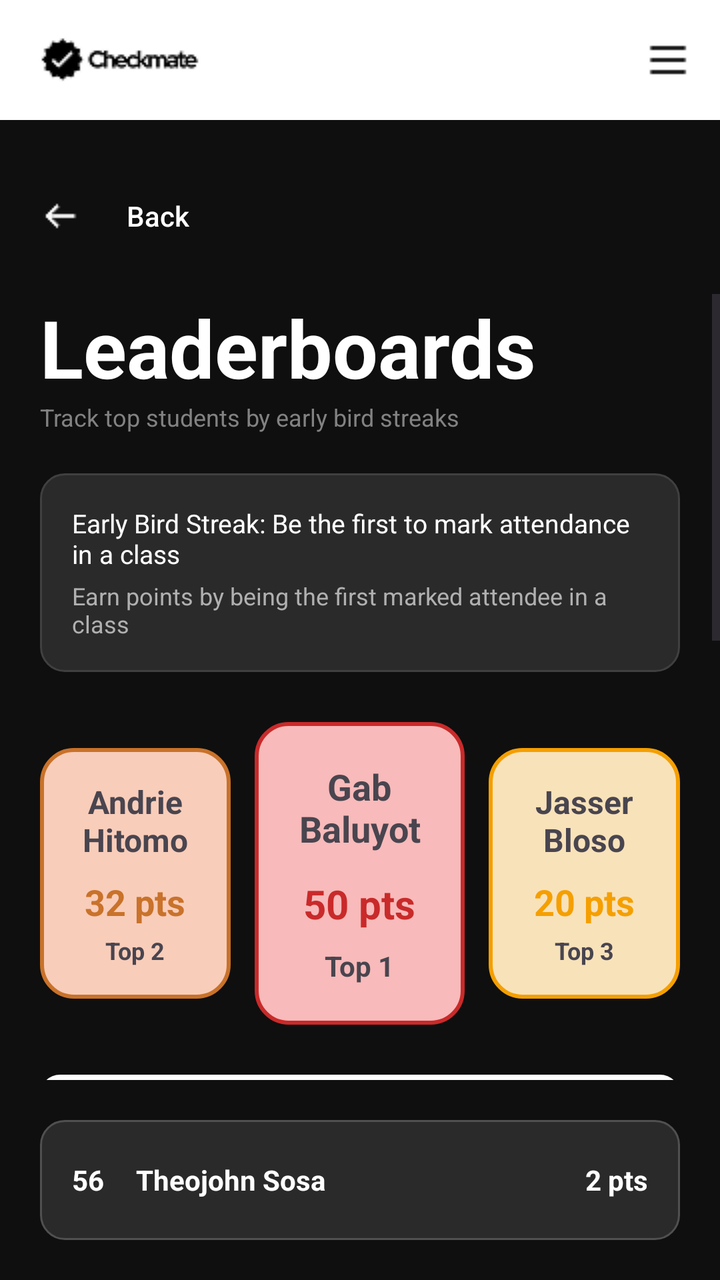
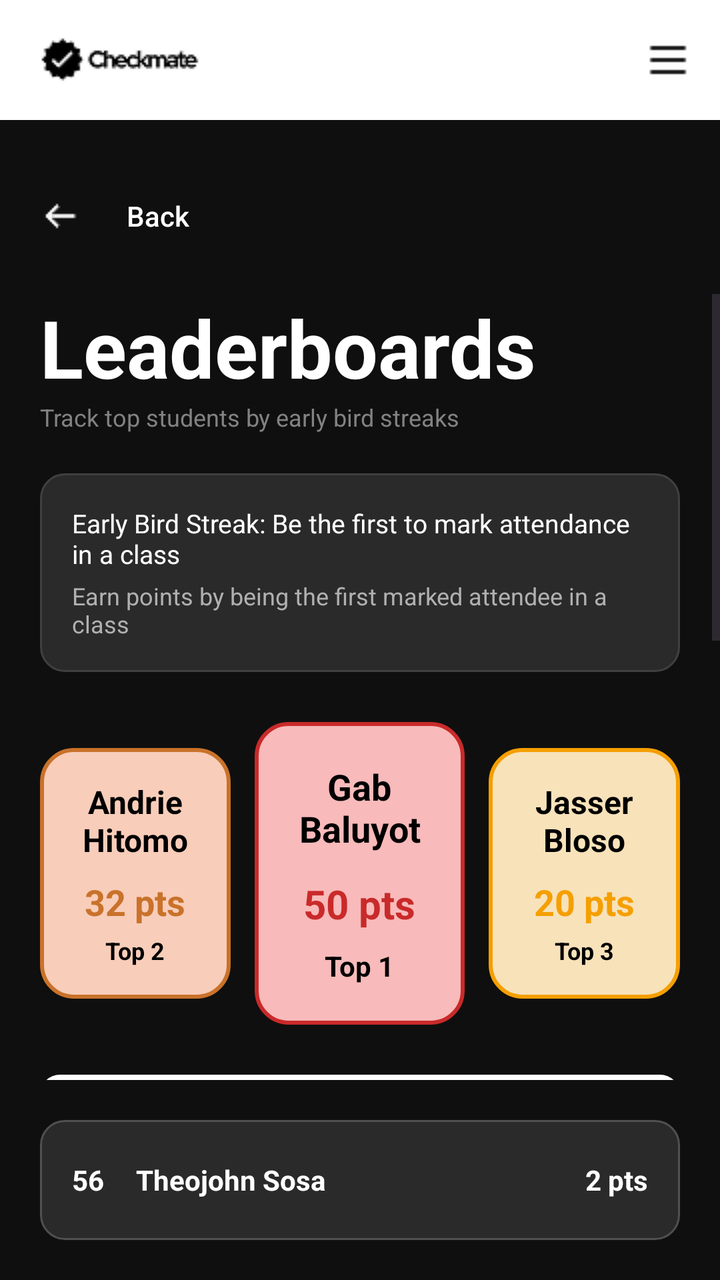

An Android layout rendered at two revisions. The XML below is the earlier revision; the diff shows what the commit changed to produce the second picture.
<!-- AndroidManifest.xml: application theme Theme.AuthTest -->
<!-- res/layout/activity_leaderboards.xml -->
<?xml version="1.0" encoding="utf-8"?>
<androidx.drawerlayout.widget.DrawerLayout xmlns:android="http://schemas.android.com/apk/res/android"
    xmlns:app="http://schemas.android.com/apk/res-auto"
    xmlns:tools="http://schemas.android.com/tools"
    android:id="@+id/main"
    android:layout_width="match_parent"
    android:layout_height="match_parent"
    android:background="#0F0F0F"
    android:fitsSystemWindows="true"
    tools:context=".Leaderboards">

    <LinearLayout
        android:layout_width="match_parent"
        android:layout_height="match_parent"
        android:orientation="vertical">

        <RelativeLayout
            android:layout_width="match_parent"
            android:layout_height="60dp"
            android:background="#FFFFFF">

            <ImageView
                android:id="@+id/header_logo"
                android:layout_width="wrap_content"
                android:layout_height="wrap_content"
                android:layout_alignParentStart="true"
                android:layout_centerVertical="true"
                android:layout_marginStart="16dp"
                android:src="@drawable/header_logo"
                android:contentDescription="header_logo" />

            <ImageView
                android:id="@+id/hamburger_icon"
                android:layout_width="wrap_content"
                android:layout_height="wrap_content"
                android:layout_alignParentEnd="true"
                android:layout_centerVertical="true"
                android:layout_marginEnd="16dp"
                android:src="@drawable/hamburger_icon"
                android:contentDescription="hamburger_icon" />

        </RelativeLayout>

        <LinearLayout
            android:layout_width="match_parent"
            android:layout_height="wrap_content"
            android:paddingHorizontal="20dp"
            android:paddingTop="24dp"
            android:paddingBottom="15dp">

            <androidx.appcompat.widget.AppCompatButton
                android:id="@+id/backButton"
                android:layout_width="wrap_content"
                android:layout_height="wrap_content"
                android:background="@android:color/transparent"
                android:drawableStart="@drawable/left_arrow"
                android:drawablePadding="10dp"
                android:text="Back"
                android:textAllCaps="false"
                android:textColor="#FFFFFF" />

        </LinearLayout>

        <ScrollView
            android:layout_width="match_parent"
            android:layout_height="0dp"
            android:layout_weight="1"
            android:scrollbars="vertical">

            <LinearLayout
                android:layout_width="match_parent"
                android:layout_height="wrap_content"
                android:orientation="vertical"
                android:paddingStart="20dp"
                android:paddingEnd="20dp"
                android:paddingBottom="20dp">

                <LinearLayout
                    android:layout_width="match_parent"
                    android:layout_height="wrap_content"
                    android:orientation="vertical"
                    android:layout_marginBottom="20dp">

                    <TextView
                        android:layout_width="wrap_content"
                        android:layout_height="wrap_content"
                        android:text="Leaderboards"
                        android:textColor="#FFFFFF"
                        android:textStyle="bold"
                        android:textSize="40sp" />

                    <TextView
                        android:layout_width="wrap_content"
                        android:layout_height="wrap_content"
                        android:text="Track top students by early bird streaks"
                        android:textColor="#828282"
                        android:textSize="12sp" />

                </LinearLayout>

                <LinearLayout
                    android:layout_width="match_parent"
                    android:layout_height="wrap_content"
                    android:orientation="vertical"
                    android:gravity="center_horizontal"
                    android:background="@drawable/leaderboard_info_bg"
                    android:padding="16dp"
                    android:layout_marginBottom="25dp">

                    <TextView
                        android:layout_width="wrap_content"
                        android:layout_height="wrap_content"
                        android:text="Early Bird Streak: Be the first to mark attendance in a class"
                        android:textColor="#FFFFFF"
                        android:textSize="13sp"
                        android:layout_marginBottom="4dp" />

                    <TextView
                        android:layout_width="wrap_content"
                        android:layout_height="wrap_content"
                        android:text="Earn points by being the first marked attendee in a class"
                        android:textColor="#B0B0B0"
                        android:textSize="12sp" />

                </LinearLayout>

                <LinearLayout
                    android:layout_width="match_parent"
                    android:layout_height="wrap_content"
                    android:orientation="horizontal"
                    android:layout_marginBottom="25dp"
                    android:gravity="center">

                    <LinearLayout
                        android:layout_width="0dp"
                        android:layout_height="wrap_content"
                        android:layout_weight="1"
                        android:orientation="vertical"
                        android:background="@drawable/top_2_card"
                        android:padding="16dp"
                        android:gravity="center"
                        android:layout_marginEnd="8dp">

                        <TextView
                            android:text="Andrie Hitomo"
                            android:textStyle="bold"
                            android:textSize="16sp"
                            android:layout_width="wrap_content"
                            android:layout_height="wrap_content"
                            android:layout_marginBottom="8dp"
                            android:gravity="center" />

                        <TextView
                            android:text="32 pts"
                            android:textColor="#C9722A"
                            android:textStyle="bold"
                            android:textSize="18sp"
                            android:layout_width="wrap_content"
                            android:layout_height="wrap_content"
                            android:layout_marginBottom="4dp" />

                        <TextView
                            android:text="Top 2"
                            android:textSize="12sp"
                            android:textStyle="bold"
                            android:layout_width="wrap_content"
                            android:layout_height="wrap_content" />

                    </LinearLayout>

                    <LinearLayout
                        android:layout_width="0dp"
                        android:layout_height="wrap_content"
                        android:layout_weight="1.1"
                        android:orientation="vertical"
                        android:background="@drawable/top_1_card"
                        android:padding="20dp"
                        android:gravity="center"
                        android:layout_marginHorizontal="4dp">

                        <TextView
                            android:text="Gab Baluyot"
                            android:textStyle="bold"
                            android:textSize="18sp"
                            android:layout_width="wrap_content"
                            android:layout_height="wrap_content"
                            android:layout_marginBottom="12dp"
                            android:gravity="center" />

                        <TextView
                            android:text="50 pts"
                            android:textColor="#C92A2A"
                            android:textStyle="bold"
                            android:textSize="20sp"
                            android:layout_width="wrap_content"
                            android:layout_height="wrap_content"
                            android:layout_marginBottom="8dp" />

                        <TextView
                            android:text="Top 1"
                            android:textSize="14sp"
                            android:textStyle="bold"
                            android:layout_width="wrap_content"
                            android:layout_height="wrap_content" />

                    </LinearLayout>

                    <LinearLayout
                        android:layout_width="0dp"
                        android:layout_height="wrap_content"
                        android:layout_weight="1"
                        android:orientation="vertical"
                        android:background="@drawable/top_3_card"
                        android:padding="16dp"
                        android:gravity="center"
                        android:layout_marginStart="8dp">

                        <TextView
                            android:text="Jasser Bloso"
                            android:textStyle="bold"
                            android:textSize="16sp"
                            android:layout_width="wrap_content"
                            android:layout_height="wrap_content"
                            android:layout_marginBottom="8dp"
                            android:gravity="center" />

                        <TextView
                            android:text="20 pts"
                            android:textColor="#F59F00"
                            android:textStyle="bold"
                            android:textSize="18sp"
                            android:layout_width="wrap_content"
                            android:layout_height="wrap_content"
                            android:layout_marginBottom="4dp" />

                        <TextView
                            android:text="Top 3"
                            android:textSize="12sp"
                            android:textStyle="bold"
                            android:layout_width="wrap_content"
                            android:layout_height="wrap_content" />

                    </LinearLayout>

                </LinearLayout>

                <LinearLayout
                    android:id="@+id/rankingListContainer"
                    android:layout_width="match_parent"
                    android:layout_height="wrap_content"
                    android:orientation="vertical">

                    <LinearLayout
                        android:layout_width="match_parent"
                        android:layout_height="60dp"
                        android:orientation="horizontal"
                        android:gravity="center_vertical"
                        android:background="@drawable/leaderboard_item_bg"
                        android:paddingStart="16dp"
                        android:paddingEnd="16dp"
                        android:layout_marginBottom="10dp">

                        <TextView
                            android:text="4"
                            android:textColor="#000000"
                            android:textStyle="bold"
                            android:textSize="14sp"
                            android:layout_width="wrap_content"
                            android:layout_height="wrap_content"
                            android:layout_marginEnd="16dp" />

                        <TextView
                            android:text="Jeffry Enema"
                            android:textColor="#000000"
                            android:textStyle="bold"
                            android:textSize="14sp"
                            android:layout_width="0dp"
                            android:layout_height="wrap_content"
                            android:layout_weight="1" />

                        <TextView
                            android:text="19 pts"
                            android:textColor="#000000"
                            android:textStyle="bold"
                            android:textSize="14sp"
                            android:layout_width="wrap_content"
                            android:layout_height="wrap_content" />

                    </LinearLayout>

                    <LinearLayout
                        android:layout_width="match_parent"
                        android:layout_height="60dp"
                        android:orientation="horizontal"
                        android:gravity="center_vertical"
                        android:background="@drawable/leaderboard_item_bg"
                        android:paddingStart="16dp"
                        android:paddingEnd="16dp"
                        android:layout_marginBottom="10dp">

                        <TextView
                            android:text="5"
                            android:textColor="#000000"
                            android:textStyle="bold"
                            android:textSize="14sp"
                            android:layout_width="wrap_content"
                            android:layout_height="wrap_content"
                            android:layout_marginEnd="16dp" />

                        <TextView
                            android:text="Raffy Tulfo Jr."
                            android:textColor="#000000"
                            android:textStyle="bold"
                            android:textSize="14sp"
                            android:layout_width="0dp"
                            android:layout_height="wrap_content"
                            android:layout_weight="1" />

                        <TextView
                            android:text="18 pts"
                            android:textColor="#000000"
                            android:textStyle="bold"
                            android:textSize="14sp"
                            android:layout_width="wrap_content"
                            android:layout_height="wrap_content" />

                    </LinearLayout>

                    <LinearLayout
                        android:layout_width="match_parent"
                        android:layout_height="60dp"
                        android:orientation="horizontal"
                        android:gravity="center_vertical"
                        android:background="@drawable/leaderboard_item_bg"
                        android:paddingStart="16dp"
                        android:paddingEnd="16dp"
                        android:layout_marginBottom="10dp">

                        <TextView
                            android:text="6"
                            android:textColor="#000000"
                            android:textStyle="bold"
                            android:textSize="14sp"
                            android:layout_width="wrap_content"
                            android:layout_height="wrap_content"
                            android:layout_marginEnd="16dp" />

                        <TextView
                            android:text="Jeffry Enema"
                            android:textColor="#000000"
                            android:textStyle="bold"
                            android:textSize="14sp"
                            android:layout_width="0dp"
                            android:layout_height="wrap_content"
                            android:layout_weight="1" />

                        <TextView
                            android:text="17 pts"
                            android:textColor="#000000"
                            android:textStyle="bold"
                            android:textSize="14sp"
                            android:layout_width="wrap_content"
                            android:layout_height="wrap_content" />

                    </LinearLayout>

                    <LinearLayout
                        android:layout_width="match_parent"
                        android:layout_height="60dp"
                        android:orientation="horizontal"
                        android:gravity="center_vertical"
                        android:background="@drawable/leaderboard_item_bg"
                        android:paddingStart="16dp"
                        android:paddingEnd="16dp"
                        android:layout_marginBottom="10dp">

                        <TextView
                            android:text="7"
                            android:textColor="#000000"
                            android:textStyle="bold"
                            android:textSize="14sp"
                            android:layout_width="wrap_content"
                            android:layout_height="wrap_content"
                            android:layout_marginEnd="16dp" />

                        <TextView
                            android:text="Raffy Tulfo Jr."
                            android:textColor="#000000"
                            android:textStyle="bold"
                            android:textSize="14sp"
                            android:layout_width="0dp"
                            android:layout_height="wrap_content"
                            android:layout_weight="1" />

                        <TextView
                            android:text="16 pts"
                            android:textColor="#000000"
                            android:textStyle="bold"
                            android:textSize="14sp"
                            android:layout_width="wrap_content"
                            android:layout_height="wrap_content" />

                    </LinearLayout>

                    <LinearLayout
                        android:layout_width="match_parent"
                        android:layout_height="60dp"
                        android:orientation="horizontal"
                        android:gravity="center_vertical"
                        android:background="@drawable/leaderboard_item_bg"
                        android:paddingStart="16dp"
                        android:paddingEnd="16dp"
                        android:layout_marginBottom="10dp">

                        <TextView
                            android:text="8"
                            android:textColor="#000000"
                            android:textStyle="bold"
                            android:textSize="14sp"
                            android:layout_width="wrap_content"
                            android:layout_height="wrap_content"
                            android:layout_marginEnd="16dp" />

                        <TextView
                            android:text="Raffy Tulfo Jr."
                            android:textColor="#000000"
                            android:textStyle="bold"
                            android:textSize="14sp"
                            android:layout_width="0dp"
                            android:layout_height="wrap_content"
                            android:layout_weight="1" />

                        <TextView
                            android:text="15 pts"
                            android:textColor="#000000"
                            android:textStyle="bold"
                            android:textSize="14sp"
                            android:layout_width="wrap_content"
                            android:layout_height="wrap_content" />

                    </LinearLayout>

                    <LinearLayout
                        android:layout_width="match_parent"
                        android:layout_height="60dp"
                        android:orientation="horizontal"
                        android:gravity="center_vertical"
                        android:background="@drawable/leaderboard_item_bg"
                        android:paddingStart="16dp"
                        android:paddingEnd="16dp"
                        android:layout_marginBottom="10dp">

                        <TextView
                            android:text="9"
                            android:textColor="#000000"
                            android:textStyle="bold"
                            android:textSize="14sp"
                            android:layout_width="wrap_content"
                            android:layout_height="wrap_content"
                            android:layout_marginEnd="16dp" />

                        <TextView
                            android:text="Jeffry Enema"
                            android:textColor="#000000"
                            android:textStyle="bold"
                            android:textSize="14sp"
                            android:layout_width="0dp"
                            android:layout_height="wrap_content"
                            android:layout_weight="1" />

                        <TextView
                            android:text="14 pts"
                            android:textColor="#000000"
                            android:textStyle="bold"
                            android:textSize="14sp"
                            android:layout_width="wrap_content"
                            android:layout_height="wrap_content" />

                    </LinearLayout>

                    <LinearLayout
                        android:layout_width="match_parent"
                        android:layout_height="60dp"
                        android:orientation="horizontal"
                        android:gravity="center_vertical"
                        android:background="@drawable/leaderboard_item_bg"
                        android:paddingStart="16dp"
                        android:paddingEnd="16dp"
                        android:layout_marginBottom="0dp">

                        <TextView
                            android:text="10"
                            android:textColor="#000000"
                            android:textStyle="bold"
                            android:textSize="14sp"
                            android:layout_width="wrap_content"
                            android:layout_height="wrap_content"
                            android:layout_marginEnd="16dp" />

                        <TextView
                            android:text="Raffy Tulfo Jr."
                            android:textColor="#000000"
                            android:textStyle="bold"
                            android:textSize="14sp"
                            android:layout_width="0dp"
                            android:layout_height="wrap_content"
                            android:layout_weight="1" />

                        <TextView
                            android:text="13 pts"
                            android:textColor="#000000"
                            android:textStyle="bold"
                            android:textSize="14sp"
                            android:layout_width="wrap_content"
                            android:layout_height="wrap_content" />

                    </LinearLayout>

                </LinearLayout>

            </LinearLayout>

        </ScrollView>

        <LinearLayout
            android:layout_width="match_parent"
            android:layout_height="60dp"
            android:layout_marginStart="20dp"
            android:layout_marginTop="20dp"
            android:layout_marginEnd="20dp"
            android:layout_marginBottom="20dp"
            android:background="@drawable/leaderboard_user_item_bg"
            android:orientation="horizontal"
            android:gravity="center_vertical"
            android:paddingStart="16dp"
            android:paddingEnd="16dp">

            <TextView
                android:text="56"
                android:textColor="#FFFFFF"
                android:textStyle="bold"
                android:textSize="14sp"
                android:layout_width="wrap_content"
                android:layout_height="wrap_content"
                android:layout_marginEnd="16dp" />

            <TextView
                android:id="@+id/userRankingName"
                android:text="Theojohn Sosa"
                android:textColor="#FFFFFF"
                android:textStyle="bold"
                android:textSize="14sp"
                android:layout_width="0dp"
                android:layout_height="wrap_content"
                android:layout_weight="1" />

            <TextView
                android:id="@+id/userRankingPoints"
                android:text="2 pts"
                android:textColor="#FFFFFF"
                android:textStyle="bold"
                android:textSize="14sp"
                android:layout_width="wrap_content"
                android:layout_height="wrap_content" />

        </LinearLayout>

    </LinearLayout>

    <com.google.android.material.navigation.NavigationView
        android:id="@+id/navigation_view"
        android:layout_width="280dp"
        android:layout_height="match_parent"
        android:layout_gravity="start"
        android:fitsSystemWindows="true"
        android:background="#1A1A1A"
        app:menu="@menu/menu_drawer"
        app:headerLayout="@layout/drawer_header"
        app:itemTextColor="@color/menu_item_color"
        app:itemIconTint="@color/menu_item_color" />

</androidx.drawerlayout.widget.DrawerLayout>
<!-- res/layout/drawer_header.xml (included above) -->
<?xml version="1.0" encoding="utf-8"?>
<LinearLayout xmlns:android="http://schemas.android.com/apk/res/android"
    android:layout_width="match_parent"
    android:layout_height="200dp"
    android:orientation="vertical"
    android:gravity="bottom"
    android:padding="20dp"
    android:background="#0F0F0F">

    <ImageView
        android:id="@+id/drawer_user_avatar"
        android:layout_width="60dp"
        android:layout_height="60dp"
        android:src="@drawable/default_avatar"
        android:contentDescription="user_avatar"
        android:layout_marginBottom="15dp" />

    <TextView
        android:id="@+id/drawer_user_name"
        android:layout_width="wrap_content"
        android:layout_height="wrap_content"
        android:text="User Name"
        android:textColor="#FFFFFF"
        android:textSize="24sp"
        android:textStyle="bold" />

    <TextView
        android:id="@+id/drawer_user_email"
        android:layout_width="wrap_content"
        android:layout_height="wrap_content"
        android:text="user@example.com"
        android:textColor="#828282"
        android:textSize="12sp" />

</LinearLayout>
<!-- resources referenced by this layout -->
<resources>
  <!-- drawable default_avatar (drawable) -->
  <?xml version="1.0" encoding="utf-8"?>
  <vector xmlns:android="http://schemas.android.com/apk/res/android"
      android:width="24dp"
      android:height="24dp"
      android:viewportWidth="24"
      android:viewportHeight="24">
      <path
          android:fillColor="#FFFFFF"
          android:pathData="M12,12c2.21,0 4,-1.79 4,-4s-1.79,-4 -4,-4 -4,1.79 -4,4 1.79,4 4,4zm0,2c-2.67,0 -8,1.34 -8,4v2h16v-2c0,-2.66 -5.33,-4 -8,-4z" />
  </vector>
  <!-- drawable hamburger_icon: png bitmap (drawable, 177 bytes) -->
  <!-- drawable header_logo: png bitmap (drawable, 1337 bytes) -->
  <!-- drawable leaderboard_info_bg (drawable) -->
  <?xml version="1.0" encoding="utf-8"?>
  <shape xmlns:android="http://schemas.android.com/apk/res/android"
      android:shape="rectangle">
      <solid android:color="#2A2A2A" />
      <corners android:radius="12dp" />
      <stroke android:color="#404040" android:width="1dp" />
  </shape>
  <!-- drawable leaderboard_item_bg (drawable) -->
  <?xml version="1.0" encoding="utf-8"?>
  <shape xmlns:android="http://schemas.android.com/apk/res/android"
      android:shape="rectangle">
      <solid android:color="#FFFFFF" />
      <corners android:radius="10dp" />
  </shape>
  <!-- drawable leaderboard_user_item_bg (drawable) -->
  <?xml version="1.0" encoding="utf-8"?>
  <shape xmlns:android="http://schemas.android.com/apk/res/android"
      android:shape="rectangle">
      <solid android:color="#2A2A2A" />
      <corners android:radius="12dp" />
      <stroke android:color="#505050" android:width="1dp" />
  </shape>
  <!-- drawable left_arrow: png bitmap (drawable, 316 bytes) -->
  <!-- drawable top_1_card (drawable) -->
  <?xml version="1.0" encoding="utf-8"?>
  <shape xmlns:android="http://schemas.android.com/apk/res/android"
      android:shape="rectangle">
      <solid android:color="#F8BABA" />
      <corners android:radius="16dp" />
      <stroke android:color="#C92A2A" android:width="2dp" />
  </shape>
  <!-- drawable top_2_card (drawable) -->
  <?xml version="1.0" encoding="utf-8"?>
  <shape xmlns:android="http://schemas.android.com/apk/res/android"
      android:shape="rectangle">
      <solid android:color="#F8CDBA" />
      <corners android:radius="16dp" />
      <stroke android:color="#C9722A" android:width="2dp" />
  </shape>
  <!-- drawable top_3_card (drawable) -->
  <?xml version="1.0" encoding="utf-8"?>
  <shape xmlns:android="http://schemas.android.com/apk/res/android"
      android:shape="rectangle">
      <solid android:color="#F8E2BA" />
      <corners android:radius="16dp" />
      <stroke android:color="#F59F00" android:width="2dp" />
  </shape>
  <style name="Theme.AuthTest" parent="Base.Theme.AuthTest" />
  <style name="Base.Theme.AuthTest" parent="Theme.Material3.DayNight.NoActionBar">
          
          
      </style>
</resources>

<!-- the commit's change to res/layout/activity_leaderboards.xml (unified diff, before → after) -->
@@ -145,6 +145,7 @@
                             android:text="Andrie Hitomo"
                             android:textStyle="bold"
                             android:textSize="16sp"
+                            android:textColor="#000000"
                             android:layout_width="wrap_content"
                             android:layout_height="wrap_content"
                             android:layout_marginBottom="8dp"
@@ -163,6 +164,7 @@
                             android:text="Top 2"
                             android:textSize="12sp"
                             android:textStyle="bold"
+                            android:textColor="#000000"
                             android:layout_width="wrap_content"
                             android:layout_height="wrap_content" />
 
@@ -182,6 +184,7 @@
                             android:text="Gab Baluyot"
                             android:textStyle="bold"
                             android:textSize="18sp"
+                            android:textColor="#000000"
                             android:layout_width="wrap_content"
                             android:layout_height="wrap_content"
                             android:layout_marginBottom="12dp"
@@ -200,6 +203,7 @@
                             android:text="Top 1"
                             android:textSize="14sp"
                             android:textStyle="bold"
+                            android:textColor="#000000"
                             android:layout_width="wrap_content"
                             android:layout_height="wrap_content" />
 
@@ -219,6 +223,7 @@
                             android:text="Jasser Bloso"
                             android:textStyle="bold"
                             android:textSize="16sp"
+                            android:textColor="#000000"
                             android:layout_width="wrap_content"
                             android:layout_height="wrap_content"
                             android:layout_marginBottom="8dp"
@@ -237,6 +242,7 @@
                             android:text="Top 3"
                             android:textSize="12sp"
                             android:textStyle="bold"
+                            android:textColor="#000000"
                             android:layout_width="wrap_content"
                             android:layout_height="wrap_content" />
 
